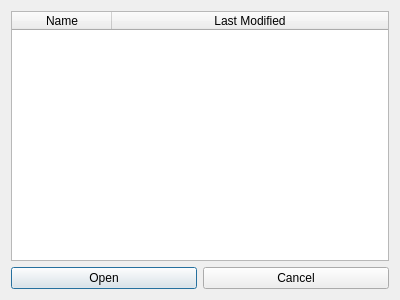
This is Patients/Resources/UI/PatientListDialog.ui in NousNav/SlicerOpenNav as Qt 5 draws it before an edit. The edited form follows.
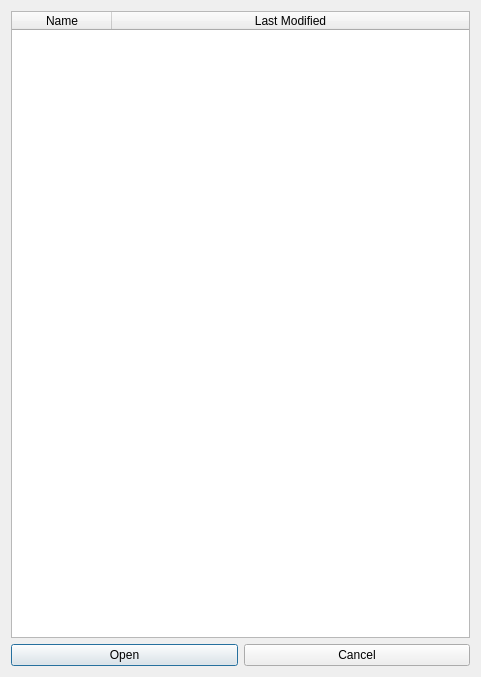
This is the edited form.

Commit message: ENH: Basic styling of patient selection tables

```diff
--- a/Patients/Resources/UI/PatientListDialog.ui
+++ b/Patients/Resources/UI/PatientListDialog.ui
@@ -6,8 +6,8 @@
    <rect>
     <x>0</x>
     <y>0</y>
-    <width>400</width>
-    <height>300</height>
+    <width>481</width>
+    <height>677</height>
    </rect>
   </property>
   <property name="windowTitle">
@@ -33,6 +33,9 @@
      <property name="editTriggers">
       <set>QAbstractItemView::NoEditTriggers</set>
      </property>
+     <property name="alternatingRowColors">
+      <bool>true</bool>
+     </property>
      <property name="selectionBehavior">
       <enum>QAbstractItemView::SelectRows</enum>
      </property>
```
Left out of the diff: 2 changed lines with no effect on the pictures. The commit also changes 3 other files.
